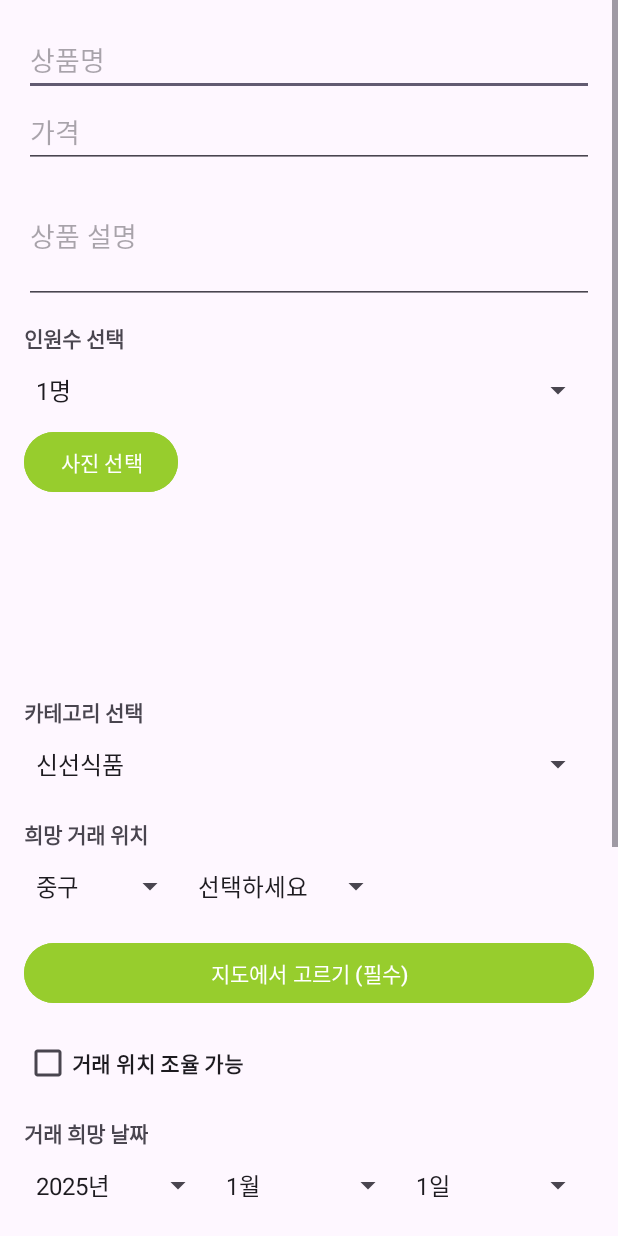
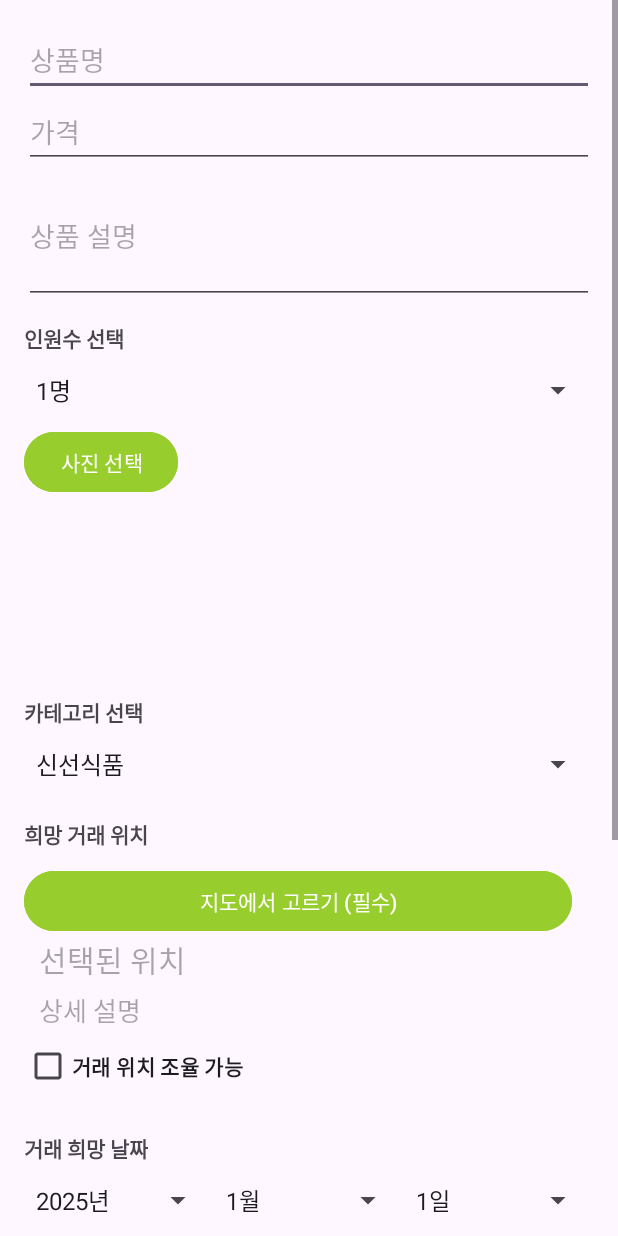
Before and after one commit to jwjang126/SinnaMarket, an Android app: the WriteActivity screen opened directly, with no data from a screen before it, on a phone screen of 412 x 824 dp. Run offline under Robolectric (Android 15) with nearby library versions, the phone set to English and light mode, and no system bars; our stand-ins replace Firebase (no records; nobody signed in at launch, a user with empty details on screens opened directly).

Commit message:
행정구역 직접 선택에서 자동 선택으로

```diff
--- a/app/src/main/res/layout/activity_write.xml
+++ b/app/src/main/res/layout/activity_write.xml
@@ -82,43 +82,51 @@
         <LinearLayout
             android:layout_width="wrap_content"
             android:layout_height="wrap_content"
-            android:orientation="horizontal">
+            android:orientation="vertical">
 
-            <Spinner
-                android:id="@+id/districtSpinner"
-                android:layout_width="0dp"
-                android:layout_weight="1"
-                android:layout_height="wrap_content" />
-
-            <Spinner
-                android:id="@+id/dongSpinner"
-                android:layout_width="0dp"
-                android:layout_weight="1"
-                android:layout_height="wrap_content" />
-
-        </LinearLayout>
 
             <Button
                 android:id="@+id/openMap"
-            android:layout_width="match_parent"
+                android:layout_width="365dp"
                 android:layout_height="wrap_content"
                 android:layout_marginTop="10dp"
                 android:backgroundTint="#97CD2D"
                 android:text="지도에서 고르기 (필수)" />
 
+            <TextView
+                android:hint="선택된 위치"
+                android:id="@+id/selectedAddress"
+                android:layout_marginLeft="10dp"
+                android:layout_marginRight="10dp"
+                android:textSize="20sp"
+                android:layout_width="wrap_content"
+                android:layout_height="wrap_content" />
+
+            <TextView
+                android:hint="상세 설명"
+                android:id="@+id/detailAddress"
+                android:layout_marginLeft="10dp"
+                android:layout_marginTop="5dp"
+                android:layout_marginRight="10dp"
+                android:textSize="17sp"
+                android:layout_width="wrap_content"
+                android:layout_height="wrap_content" />
+
             <CheckBox
                 android:id="@+id/checkbox"
                 android:text="거래 위치 조율 가능"
                 android:textStyle="bold"
-            android:layout_marginTop="12dp"
                 android:layout_width="match_parent"
                 android:layout_height="wrap_content"/>
+
+        </LinearLayout>
+
 
         <!-- 거래 희망 시간 -->
         <TextView
             android:text="거래 희망 날짜"
             android:textStyle="bold"
-            android:layout_marginTop="12dp"
+            android:layout_marginTop="20dp"
             android:layout_width="wrap_content"
             android:layout_height="wrap_content" />
         <LinearLayout
```
Also changed, not shown: app/src/main/java/com/motungi/sinnamarket/auth/WriteActivity.kt (+27 -18 lines), app/src/main/java/com/motungi/sinnamarket/main/MapSelectActivity.kt (+20 -0 lines), app/src/main/res/layout/dialog_input_location.xml (added, +35 -0 lines). Lines whose indentation alone changed are shown as unchanged.
